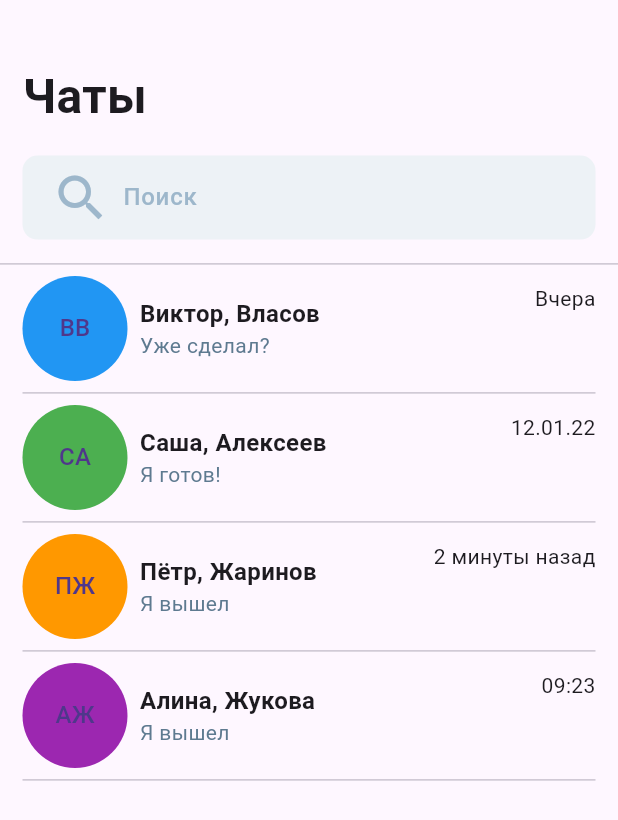
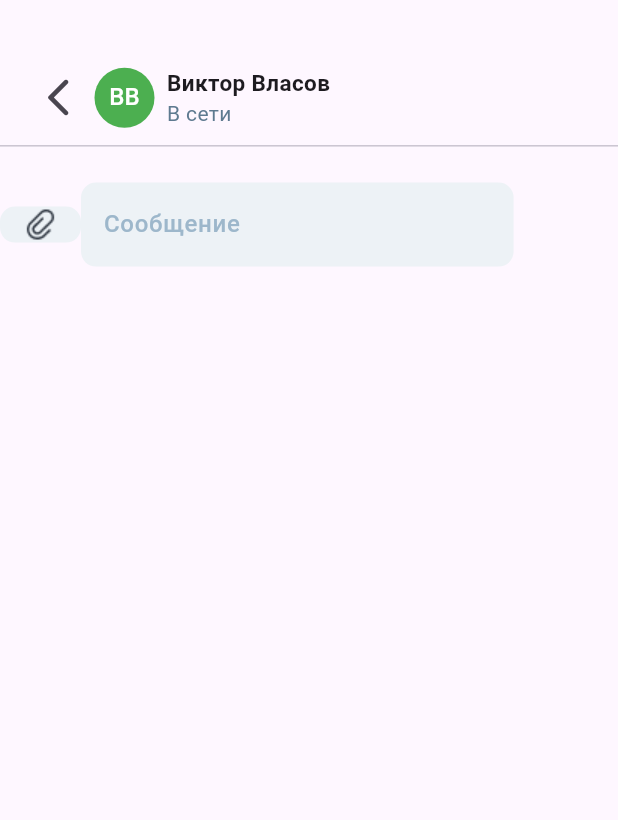
Before and after one commit to Kamolfl/Chat-App, a Flutter app: the screen it shows after launch, after a tap on an icon or button, on a phone screen of 412 x 824 dp. Shown: the top 820 px of the screen. Run offline on Flutter 3.47's test engine with Material 3 defaults, Android fonts, the phone set to English and light mode, and no system bars.

Commit message:
It's time to go to sleep

```diff
--- /dev/null
+++ b/lib/home_screen/screen/chat_screen.dart
@@ -0,0 +1,86 @@
+import 'package:chat_app/home_screen/model/chat_user.dart';
+import 'package:flutter/material.dart';
+
+class ChatScreen extends StatefulWidget {
+  const ChatScreen({super.key, required this.user, required this.avatarColor});
+  final ChatUser user;
+  final Color avatarColor;
+
+  @override
+  State<ChatScreen> createState() => _ChatScreenState();
+}
+
+class _ChatScreenState extends State<ChatScreen> {
+  final TextEditingController _messageController = TextEditingController();
+
+  @override
+  Widget build(BuildContext context) {
+    return Scaffold(
+      body: Column(
+        children: [
+          SizedBox(height: MediaQuery.of(context).size.height * 0.05),
+          Padding(
+            padding: const EdgeInsets.symmetric(horizontal: 15),
+            child: Row(
+              children: [
+                IconButton(onPressed: () {}, icon: const Icon(Icons.arrow_back_ios_new_rounded, size: 30,)),
+                CircleAvatar(
+                  radius: 20,
+                  backgroundColor: widget.avatarColor,
+                  child: Text('${widget.user.firstName[0]}${widget.user.lastName[0]}', style: const TextStyle(color: Colors.white)),
+                ),
+                SizedBox(width: MediaQuery.of(context).size.width * 0.02),
+                Column(
+                  mainAxisAlignment: MainAxisAlignment.start,
+                  crossAxisAlignment: CrossAxisAlignment.start,
+                  children: [
+                    Text('${widget.user.firstName} ${widget.user.lastName}', style: const TextStyle(fontSize: 15, fontWeight: FontWeight.w600)),
+                    const Text('В сети', style: TextStyle(color: Color(0xFF5E7A90)))
+                  ],
+                ),
+              ],
+            ),
+          ),
+          const Divider(),
+          SizedBox(height: MediaQuery.of(context).size.height * 0.02),
+          Row(
+            children: [
+              Container(
+                decoration: BoxDecoration(
+                  borderRadius: BorderRadius.circular(10),
+                  color: const Color(0xFFEDF2F6),
+                ),
+                child: Padding(
+                  padding: const EdgeInsets.symmetric(horizontal: 15),
+                  child: Image.asset('assets/images/Attach.png'),
+                ),
+              ),
+              Container(
+                width: MediaQuery.of(context).size.width * 0.7,
+                decoration: BoxDecoration(
+                  borderRadius: BorderRadius.circular(10),
+                  color: const Color(0xFFEDF2F6),
+                ),
+                child: Padding(
+                  padding: const EdgeInsets.symmetric(horizontal: 15),
+                  child: TextFormField(
+                    controller: _messageController,
+                    decoration: const InputDecoration(
+                      labelText: 'Сообщение',
+                      labelStyle: TextStyle(
+                        fontSize: 16,
+                        fontWeight: FontWeight.w500,
+                        color: Color(0xFF9DB7CB),
+                      ),
+                      border: InputBorder.none,
+                    ),
+                  ),
+                ),
+              ),
+            ],
+          )
+        ],
+      ),
+    );
+  }
+}
--- a/lib/home_screen/screen/home_screen.dart
+++ b/lib/home_screen/screen/home_screen.dart
@@ -1,3 +1,4 @@
+import 'package:chat_app/home_screen/screen/chat_screen.dart';
 import 'package:flutter/material.dart';
 
 import '../model/chat_user.dart';
@@ -19,11 +20,11 @@ class _HomeScreenState extends State<HomeScreen> {
   ];
 
   List<Color> avatarColors = [
+    Colors.green,
+    Colors.red,
     Colors.blue,
-    Colors.green,
     Colors.orange,
     Colors.purple,
-    Colors.red,
     Colors.teal,
     Colors.indigo,
     Colors.amber,
@@ -45,24 +46,33 @@ class _HomeScreenState extends State<HomeScreen> {
                 const Text('Чаты', style: TextStyle(fontSize: 32, fontWeight: FontWeight.w600)),
                 SizedBox(height: MediaQuery.of(context).size.height * 0.02),
                 Container(
+                  width: double.infinity,
+                  height: MediaQuery.of(context).size.height * 0.08,
                   decoration: BoxDecoration(
                     borderRadius: BorderRadius.circular(10),
                     color: const Color(0xFFEDF2F6),
                   ),
                   child: Padding(
-                    padding: const EdgeInsets.symmetric(horizontal: 15),
+                    padding: const EdgeInsets.symmetric(horizontal: 10),
+                    child: Row(
+                      children: [
+                        Image.asset('assets/images/Search_s.png'),
+                        SizedBox(width: MediaQuery.of(context).size.width * 0.01),
+                        Expanded(
                           child: TextFormField(
                             controller: _searchController,
                             decoration: const InputDecoration(
-                        prefixIcon: Icon(Icons.search, size: 40, color: Color(0xFF9DB7CB)),
-                        labelText: 'Поиск',
-                        labelStyle: TextStyle(
+                              hintText: 'Поиск',
+                              hintStyle: TextStyle(
                                 fontSize: 16,
                                 fontWeight: FontWeight.w500,
                                 color: Color(0xFF9DB7CB),
                               ),
                               border: InputBorder.none,
                             ),
+                          ),
+                        ),
+                      ],
                     ),
                   ),
                 ),
@@ -85,14 +95,14 @@ class _HomeScreenState extends State<HomeScreen> {
                         // height: MediaQuery.of(context).size.height * 0.12,
                         child: InkWell(
                           onTap: () {
-
+                            Navigator.of(context).push(MaterialPageRoute(builder: (context) => ChatScreen(user: user, avatarColor: avatarColors[index])));
                           },
                           child: Row(
                             children: [
                               CircleAvatar(
                                 radius: 35,
                                 backgroundColor: avatarColors[index],
-                                child: Text('${user.firstName[0]}${user.lastName[0]}'),
+                                child: Text('${user.firstName[0]}${user.lastName[0]}', style: const TextStyle(color: Colors.white, fontSize: 20, fontWeight: FontWeight.w700)),
                               ),
                               SizedBox(width: MediaQuery.of(context).size.width * 0.02),
                               Column(
--- a/pubspec.yaml
+++ b/pubspec.yaml
@@ -59,7 +59,8 @@ flutter:
   uses-material-design: true
 
   # To add assets to your application, add an assets section, like this:
-  # assets:
+  assets:
+    - assets/images/
   #   - images/a_dot_burr.jpeg
   #   - images/a_dot_ham.jpeg
 
```
Also changed, not shown: assets/images/Attach.png (added), assets/images/Search_s.png (added). Lines whose indentation alone changed are shown as unchanged.
